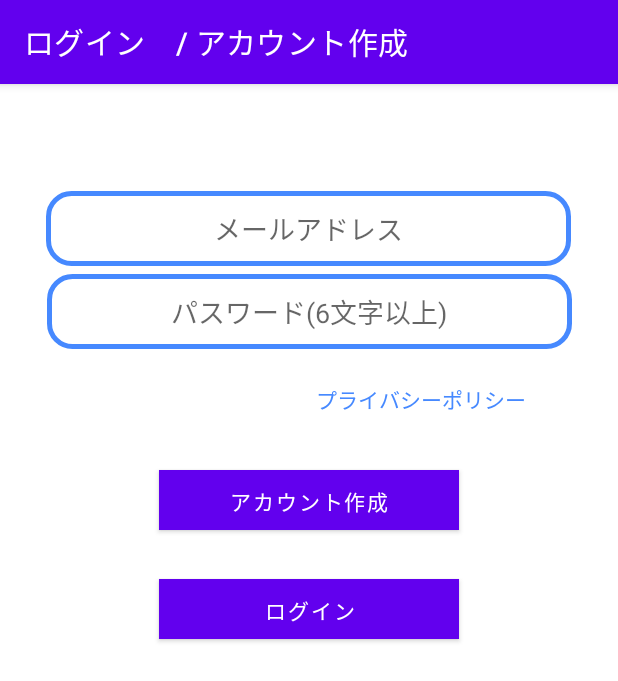
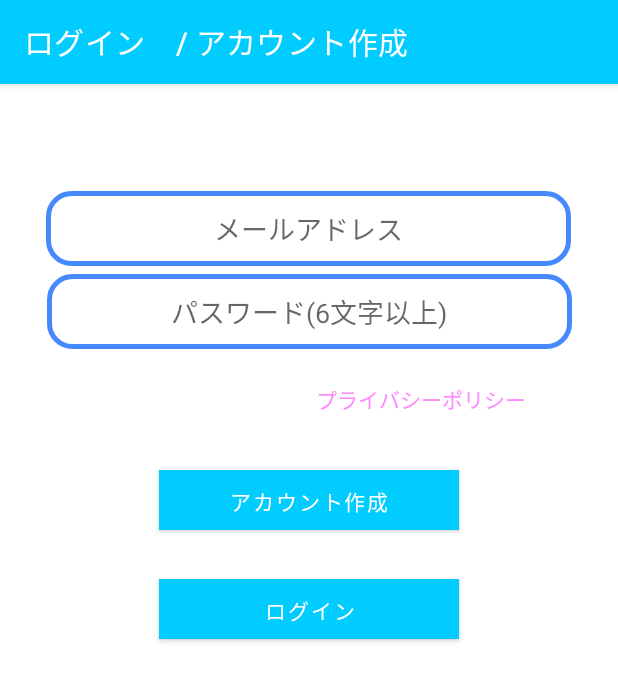
Before and after one commit to Takuya615/ShiranApp, an Android app: the screen it shows after launch (LoginActivity), on a phone screen of 412 x 824 dp. Shown: the top 681 px of the screen. Run offline under Robolectric (Android 15) with nearby library versions, the phone set to English and light mode, and no system bars; our stand-ins replace Firebase (no records; nobody signed in at launch, a user with empty details on screens opened directly), navigation-ui; libraries missing offline, so code that uses them is left out: com.takusemba.spotlight, io.realm, org.opencv.android; 2 statements that could not run were skipped.

Commit message:
change design

```diff
--- a/app/src/main/res/values/colors.xml
+++ b/app/src/main/res/values/colors.xml
@@ -1,15 +1,15 @@
 <?xml version="1.0" encoding="utf-8"?>
 <resources>
-    <color name="purple_200">#FFBB86FC</color>
-    <color name="purple_500">#FF6200EE</color>
-    <color name="purple_700">#FF3700B3</color>
-    <color name="teal_200">#FF03DAC5</color>
-    <color name="teal_700">#FF018786</color>
+    <color name="purple_200">#FF00CCFF</color>
+    <color name="purple_500">#FF00CCFF</color>
+    <color name="purple_700">#FF00CCFF</color>
+    <color name="teal_200">#FF6699FF</color>
+    <color name="teal_700">#FF6699FF</color>
     <color name="black">#FF000000</color>
     <color name="white">#FFFFFFFF</color>
 
 
-    <color name="colorPrimary">#4689FF</color>
+    <color name="colorPrimary">#FF89FF</color>
     <color name="colorPrimaryDark">#000000</color>
     <color name="colorAccent">#4689FF</color>
     <color name="colorCoachMark">#C0000000</color>
```
